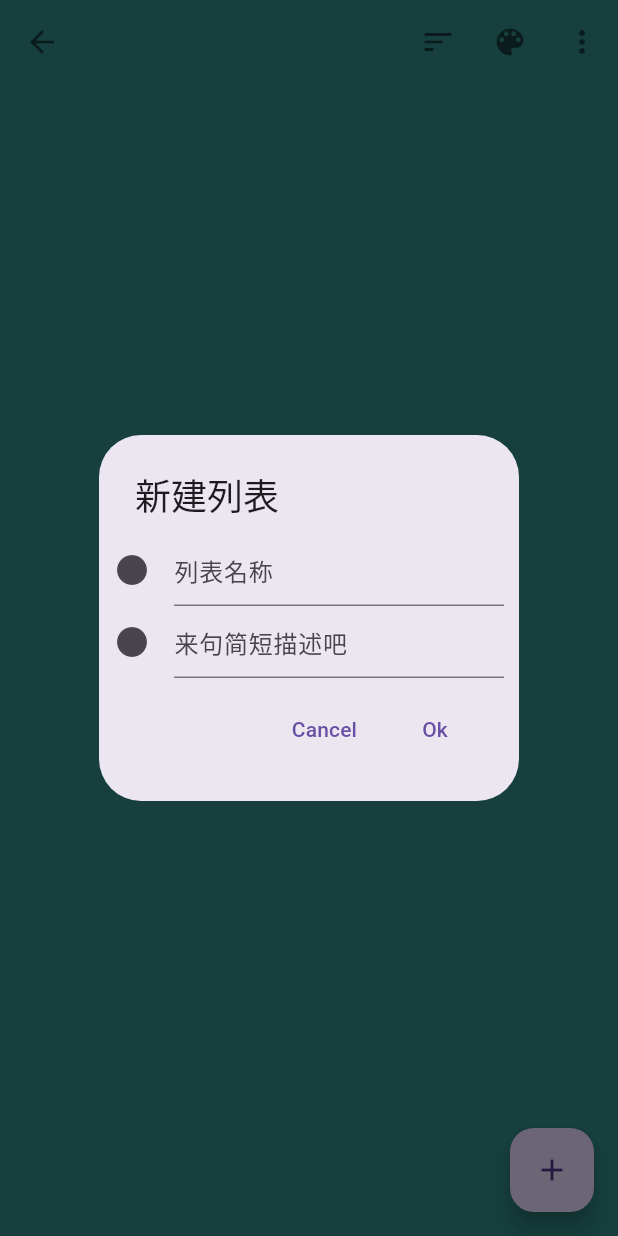
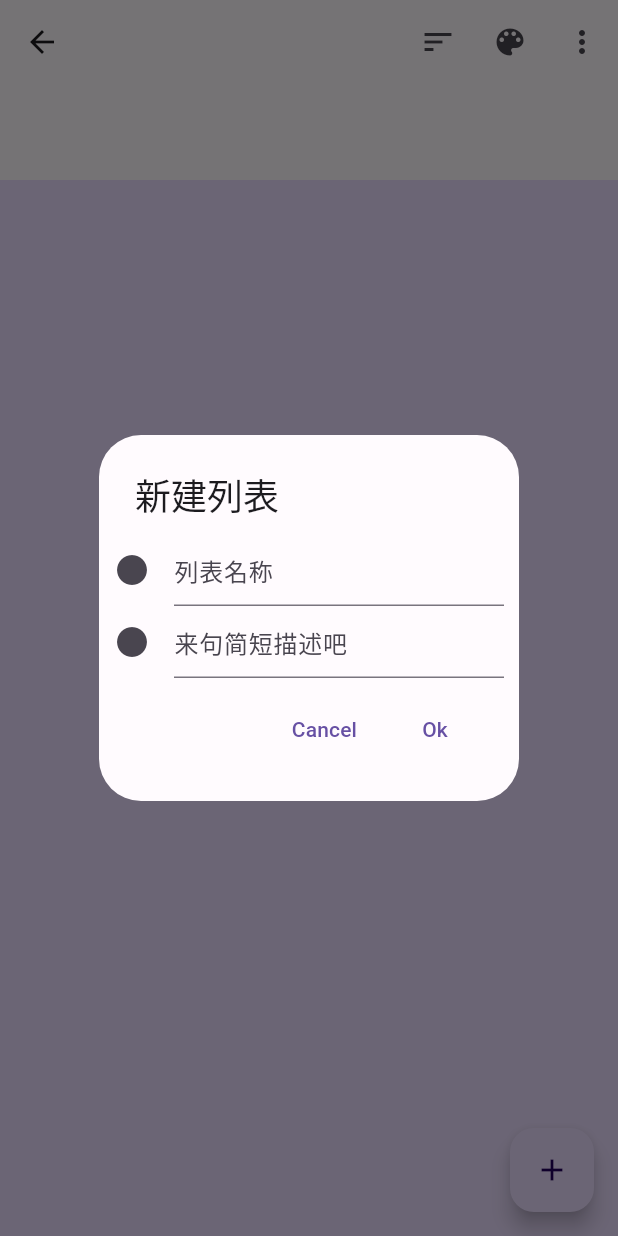
Before and after one commit to Ezioer/todo-list, a Flutter app: the screen it shows after launch, after a tap on "新建列表", on a phone screen of 412 x 824 dp. Run offline on Flutter 3.47's test engine with Material 2 defaults, Android fonts, the light colour scheme and no system bars; drawn by our look-alikes of dynamic_color; our stand-ins replace connectivity, dio, flutter_slidable, fluttertoast, get, lottie and 4 more; generated files the repository leaves out were written again; Roboto replaces fonts that are missing (yuanti); project files that could hold a hidden picture were left out.

Commit message:
添加M3 dynamic color支持 适配导航栏颜色

```diff
--- a/lib/main.dart
+++ b/lib/main.dart
@@ -1,8 +1,10 @@
+import 'package:dynamic_color/dynamic_color.dart';
 import 'package:flutter/gestures.dart';
 import 'package:flutter/material.dart';
 import 'package:get/get_navigation/get_navigation.dart';
 import 'package:intl/date_symbol_data_local.dart';
 import 'package:todos/app/app_theme.dart';
+import 'package:todos/color_schemes.g.dart';
 import 'package:todos/res/strings.dart';
 import 'package:todos/routes/routes.dart';
 import 'package:todos/ui/page/splash_page/splash_binding.dart';
@@ -22,9 +24,10 @@ const Set<PointerDeviceKind> _kTouchLikeDeviceTypes = <PointerDeviceKind>{
 void main() async {
   WidgetsFlutterBinding.ensureInitialized();
   await Injection.init();
-  initializeDateFormatting().then((_) => runApp(GetMaterialApp(
-    scrollBehavior: const MaterialScrollBehavior()
-        .copyWith(scrollbars: true, dragDevices: _kTouchLikeDeviceTypes),
+  initializeDateFormatting().then((_) => runApp(DynamicColorBuilder(
+        builder: (lightDynamic, darkDynamic) {
+          return GetMaterialApp(
+            scrollBehavior: const MaterialScrollBehavior().copyWith(scrollbars: true, dragDevices: _kTouchLikeDeviceTypes),
             getPages: Routes.routePage,
             debugShowCheckedModeBanner: false,
             initialRoute: '/',
@@ -39,10 +42,17 @@ void main() async {
             ),
 
             ///主题颜色
-    theme: Themes.light,
-
+// theme: Themes.light,
             ///国际化支持-来源配置
             translations: Messages(),
+            theme: ThemeData(
+              colorScheme: lightDynamic ?? lightColorScheme,
+              useMaterial3: true,
+            ),
+            darkTheme: ThemeData(
+              colorScheme: darkDynamic ?? darkColorScheme,
+              useMaterial3: true,
+            ),
 
             ///国际化支持-默认语言
             locale: LocaleOptions.getDefault(),
@@ -52,5 +62,7 @@ void main() async {
             defaultTransition: Transition.rightToLeftWithFade,
             initialBinding: SplashBinding(),
             home: const SplashPage(),
+          );
+        },
       )));
 }
--- a/lib/ui/page/addlist/addlist_page.dart
+++ b/lib/ui/page/addlist/addlist_page.dart
@@ -1,4 +1,5 @@
 import 'package:flutter/material.dart';
+import 'package:flutter/services.dart';
 import 'package:flutter/src/widgets/framework.dart';
 import 'package:flutter_slidable/flutter_slidable.dart';
 import 'package:get/get.dart';
@@ -81,12 +82,14 @@ class AddListPage extends GetCommonView<AddListController> {
   @override
   Widget build(BuildContext context) {
     // showNewListDialog(context);
-    return Scaffold(
-      backgroundColor: ColorStyle.colorList[int.parse(controller.defaultBg)],
+    var mySystemTheme = SystemUiOverlayStyle.light.copyWith(systemNavigationBarColor: Theme.of(context).colorScheme.primaryContainer);
+    return AnnotatedRegion<SystemUiOverlayStyle>(
+      value: mySystemTheme,
+      child: Scaffold(
+        backgroundColor: Theme.of(context).colorScheme.primaryContainer,
         body: CustomScrollView(
           slivers: [
             SliverAppBar(
-            backgroundColor: ColorStyle.colorList[int.parse(controller.defaultBg)],
               actions: [
                 PopupMenuButton(
                   position: PopupMenuPosition.under,
@@ -424,10 +427,7 @@ class AddListPage extends GetCommonView<AddListController> {
                                                   );
                                                   if (newDate != null) {
                                                     controller.dateTime = newDate;
-                                                  controller.notiTime = newDate
-                                                      .subtract(Duration(hours: 5))
-                                                      .millisecondsSinceEpoch
-                                                      .toString();
+                                                    controller.notiTime = newDate.subtract(Duration(hours: 5)).millisecondsSinceEpoch.toString();
                                                     controller.changeIsNoti(1, "${newDate.year}-${newDate.month}-${newDate.day}(19:00)提醒我");
                                                     Navigator.pop(context);
                                                   }
@@ -448,6 +448,7 @@ class AddListPage extends GetCommonView<AddListController> {
                 });
           },
           child: Icon(Icons.add),
+        ),
       ),
     );
   }
--- a/lib/ui/page/home/home_page.dart
+++ b/lib/ui/page/home/home_page.dart
@@ -1,4 +1,5 @@
 import 'package:flutter/material.dart';
+import 'package:flutter/services.dart';
 import 'package:flutter/src/widgets/framework.dart';
 import 'package:flutter_slidable/flutter_slidable.dart';
 import 'package:todos/base/get/get_common_view.dart';
@@ -17,18 +18,22 @@ class HomePage extends GetCommonView<HomeController> {
 
   @override
   Widget build(BuildContext context) {
-    return Scaffold(
+    var mySystemTheme = SystemUiOverlayStyle.light.copyWith(systemNavigationBarColor: Theme.of(context).colorScheme.surfaceVariant);
+    return AnnotatedRegion<SystemUiOverlayStyle>(
+      value: mySystemTheme,
+      child: Scaffold(
+          backgroundColor: Theme.of(context).colorScheme.surfaceVariant,
           floatingActionButton: FloatingActionButton.extended(
             onPressed: () {
               Get.toNamed(Routes.addList);
             },
-
             label: Text("新建列表"),
             icon: Icon(Icons.add),
           ),
           body: CustomScrollView(
             slivers: [
               SliverAppBar(
+                backgroundColor: Theme.of(context).colorScheme.surfaceVariant,
                 elevation: 0,
                 actions: [
                   IconButton(
@@ -49,7 +54,10 @@ class HomePage extends GetCommonView<HomeController> {
                 floating: false,
                 expandedHeight: 160,
                 flexibleSpace: FlexibleSpaceBar(
-                title: Text("Todo"),
+                  title: Text(
+                    "Todo",
+                    style: TextStyle(color: Theme.of(context).colorScheme.secondary),
+                  ),
                   background: FlutterLogo(),
                 ),
               ),
@@ -80,7 +88,7 @@ class HomePage extends GetCommonView<HomeController> {
                                 Expanded(
                                   child: Text("我的一天", style: TextStyle(fontWeight: FontWeight.w600)),
                                 ),
-                              Text("${controller.systemList[0].count ==0 ? "" : controller.systemList[0].count}", style: TextStyle(fontWeight: FontWeight.w800)),
+                                Text("${controller.systemList[0].count == 0 ? "" : controller.systemList[0].count}", style: TextStyle(fontWeight: FontWeight.w800)),
                               ],
                             ),
                           )),
@@ -106,7 +114,7 @@ class HomePage extends GetCommonView<HomeController> {
                                 Expanded(
                                   child: Text("重要", style: TextStyle(fontWeight: FontWeight.w600)),
                                 ),
-                              Text("${controller.systemList[1].count ==0 ? "" : controller.systemList[1].count}", style: TextStyle(fontWeight: FontWeight.w800)),
+                                Text("${controller.systemList[1].count == 0 ? "" : controller.systemList[1].count}", style: TextStyle(fontWeight: FontWeight.w800)),
                               ],
                             ),
                           )),
@@ -132,7 +140,7 @@ class HomePage extends GetCommonView<HomeController> {
                                 Expanded(
                                   child: Text("计划", style: TextStyle(fontWeight: FontWeight.w600)),
                                 ),
-                              Text("${controller.systemList[2].count ==0 ? "" : controller.systemList[2].count}", style: TextStyle(fontWeight: FontWeight.w800)),
+                                Text("${controller.systemList[2].count == 0 ? "" : controller.systemList[2].count}", style: TextStyle(fontWeight: FontWeight.w800)),
                               ],
                             ),
                           )),
@@ -158,7 +166,7 @@ class HomePage extends GetCommonView<HomeController> {
                                 Expanded(
                                   child: Text("未完成", style: TextStyle(fontWeight: FontWeight.w600)),
                                 ),
-                              Text("${controller.systemList[3].count ==0 ? "" : controller.systemList[3].count}", style: TextStyle(fontWeight: FontWeight.w800)),
+                                Text("${controller.systemList[3].count == 0 ? "" : controller.systemList[3].count}", style: TextStyle(fontWeight: FontWeight.w800)),
                               ],
                             ),
                           )),
@@ -184,7 +192,7 @@ class HomePage extends GetCommonView<HomeController> {
                                 Expanded(
                                   child: Text("已完成", style: TextStyle(fontWeight: FontWeight.w600)),
                                 ),
-                              Text("${controller.systemList[4].count ==0 ? "" : controller.systemList[4].count}", style: TextStyle(fontWeight: FontWeight.w800)),
+                                Text("${controller.systemList[4].count == 0 ? "" : controller.systemList[4].count}", style: TextStyle(fontWeight: FontWeight.w800)),
                               ],
                             ),
                           )),
@@ -264,7 +272,8 @@ class HomePage extends GetCommonView<HomeController> {
                     })),
                   ))
             ],
-        ));
+          )),
+    );
   }
 }
 
@@ -337,7 +346,7 @@ class _MyListItem extends StatelessWidget {
                       style: TextStyle(fontWeight: FontWeight.w600),
                     ),
                   ),
-                  Text("${data.count == 0? "" : data.count}", style: TextStyle(fontWeight: FontWeight.w800)),
+                  Text("${data.count == 0 ? "" : data.count}", style: TextStyle(fontWeight: FontWeight.w800)),
                 ],
               ),
             )),
--- a/lib/ui/page/search/search_page.dart
+++ b/lib/ui/page/search/search_page.dart
@@ -1,14 +1,13 @@
+import 'package:dynamic_color/dynamic_color.dart';
 import 'package:flutter/material.dart';
 import 'package:flutter/src/widgets/framework.dart';
 import 'package:get/get.dart';
 import 'package:lottie/lottie.dart';
 import 'package:todos/base/get/get_common_view.dart';
-import 'package:todos/db/db_manager.dart';
+import 'package:todos/color_schemes.g.dart';
 import 'package:todos/db/model/todo_entity.dart';
 import 'package:todos/ui/page/listdetail/listdetail_controller.dart';
 import 'package:todos/ui/page/search/search_controller.dart';
-import 'package:todos/util/toast_util.dart';
-import 'package:todos/widget/pull_smart_refresher.dart';
 
 import '../../../res/r.dart';
 import '../../../routes/routes.dart';
@@ -25,6 +24,7 @@ class SearchPage extends GetCommonView<SearchController> {
   Widget build(BuildContext context) {
     return Scaffold(
         body: Container(
+            color: Theme.of(context).colorScheme.surfaceVariant,
             child: SafeArea(
               child: Column(
                 children: [
--- a/lib/ui/page/splash_page/splash_page.dart
+++ b/lib/ui/page/splash_page/splash_page.dart
@@ -1,21 +1,26 @@
 import 'package:flutter/material.dart';
+import 'package:flutter/services.dart';
 import 'package:todos/ui/page/splash_page/widget/splash_ani_widget.dart';
 
-import '../../../res/colors.dart';
 import '../../../res/r.dart';
 import '../../../util/screen_util.dart';
+
 class SplashPage extends StatelessWidget {
   const SplashPage({Key? key}) : super(key: key);
 
   @override
   Widget build(BuildContext context) {
-     ScreenUtil.removeSystemTransparent(context);
+    ScreenUtil.removeSystemTransparent(context);
+    var mySystemTheme = SystemUiOverlayStyle.light.copyWith(systemNavigationBarColor: Theme.of(context).colorScheme.surfaceVariant);
 
     ///预缓存背景图片
     precacheImage(const AssetImage(R.assetsImagesLoginBackground), context);
-    return const Scaffold(
-      backgroundColor: ColorStyle.color_24CF5F,
-      body: SplashAnimWidget(),
+    return AnnotatedRegion<SystemUiOverlayStyle>(
+      value: mySystemTheme,
+      child: Scaffold(
+        backgroundColor: Theme.of(context).colorScheme.surfaceVariant,
+        body: SplashAnimWidget(),
+      ),
     );
   }
 }
--- a/lib/util/screen_util.dart
+++ b/lib/util/screen_util.dart
@@ -34,7 +34,6 @@ class ScreenUtil {
           systemNavigationBarColor: Colors.lightGreen,
           systemNavigationBarContrastEnforced: false);
       SystemChrome.setSystemUIOverlayStyle(_style);
-      // SystemChrome.setsy ([SystemUiOverlay.top]);
     }
   }
 }
--- a/pubspec.yaml
+++ b/pubspec.yaml
@@ -41,7 +41,7 @@ dependencies:
   # rxdart https://pub.flutter-io.cn/packages/rxdart
   rxdart: ^0.27.1
   #GetX状态管理框架 https://pub.flutter-io.cn/packages/get
-  get: 4.3.7
+  get: 4.6.5
   #toast https://pub.flutter-io.cn/packages/fluttertoast
   fluttertoast: ^8.0.8
   # 网络请求库 https://github.com/flutterchina/dio
@@ -80,8 +80,10 @@ dependencies:
   workmanager: ^0.5.0
   collection: ^1.14.13
   animations: ^2.0.4
+  flutter_animate: ^2.0.0
   intl: ^0.17.0
   table_calendar: ^3.0.7
+  dynamic_color: ^1.5.4
   #  dynamic_color: ^1.5.3
   sqflite:
   path:
```
Also changed, not shown: lib/app/app_theme.dart (+8 -18 lines), lib/ui/page/listdetail/listdetail_page.dart (+9 -5 lines), lib/ui/page/tododetail/tododetail_page.dart (+7 -4 lines), lib/color_schemes.g.dart (added), pubspec.lock, 3 other files. Lines whose indentation alone changed are shown as unchanged.
